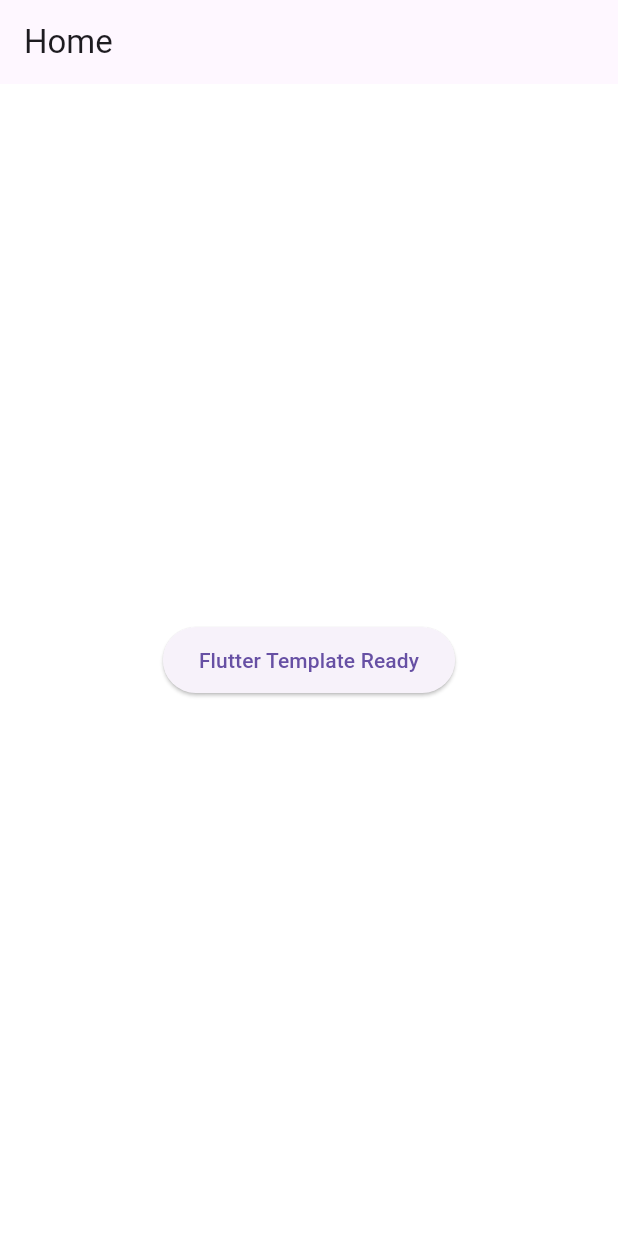
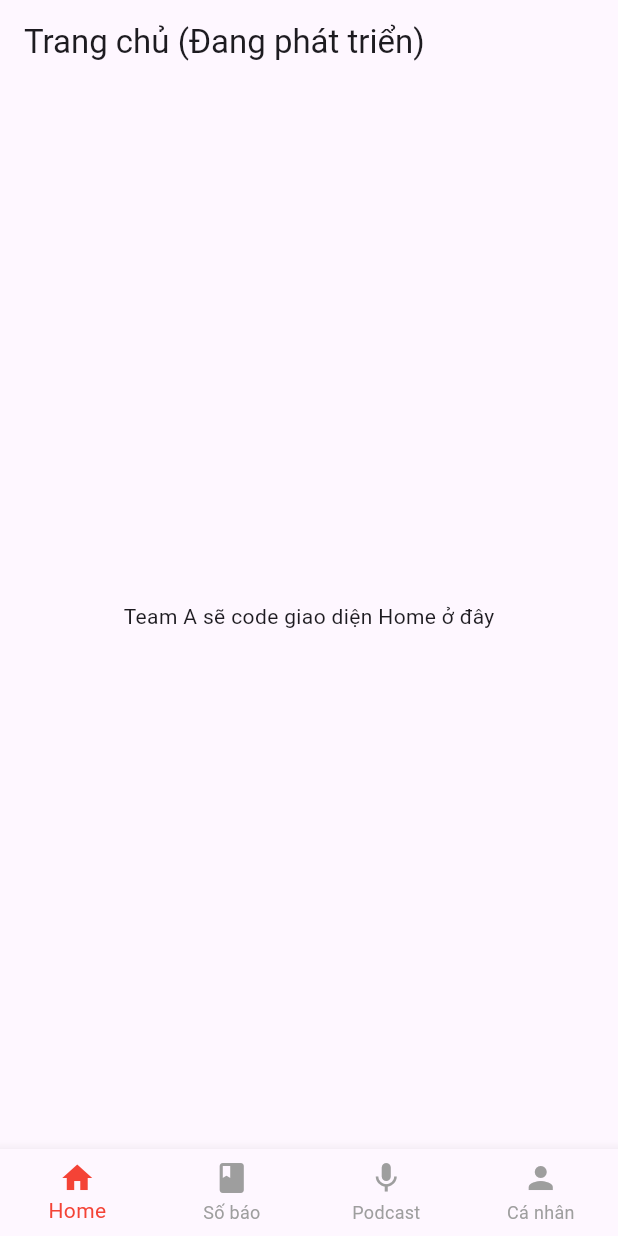
Before and after one commit to hinhdq/flutter_project_template, a Flutter app: the screen it shows after launch, on a phone screen of 412 x 824 dp. Run offline on Flutter 3.47's test engine with Material 3 defaults, Android fonts, the phone set to English and light mode, and no system bars.

Commit message:
Khoi tao khung du an: 4 man hinh co ban

```diff
--- a/lib/main.dart
+++ b/lib/main.dart
@@ -1,6 +1,47 @@
 import 'package:flutter/material.dart';
-import 'app.dart';
+// Import 4 màn hình vừa tạo
+import 'screens/home_screen.dart';
+import 'screens/issues_screen.dart';
+import 'screens/podcast_screen.dart';
+import 'screens/profile_screen.dart';
 
 void main() {
-  runApp(const MyApp());
+  runApp(const MaterialApp(home: MainApp()));
 }
+
+class MainApp extends StatefulWidget {
+  const MainApp({super.key});
+  @override
+  State<MainApp> createState() => _MainAppState();
+}
+
+class _MainAppState extends State<MainApp> {
+  int _index = 0;
+  // Danh sách 4 màn hình
+  final List<Widget> _screens = [
+    const HomeScreen(),
+    const IssuesScreen(),
+    const PodcastScreen(),
+    const ProfileScreen(),
+  ];
+
+  @override
+  Widget build(BuildContext context) {
+    return Scaffold(
+      body: _screens[_index],
+      bottomNavigationBar: BottomNavigationBar(
+        currentIndex: _index,
+        onTap: (i) => setState(() => _index = i),
+        selectedItemColor: Colors.red,
+        unselectedItemColor: Colors.grey,
+        type: BottomNavigationBarType.fixed,
+        items: const [
+          BottomNavigationBarItem(icon: Icon(Icons.home), label: 'Home'),
+          BottomNavigationBarItem(icon: Icon(Icons.book), label: 'Số báo'),
+          BottomNavigationBarItem(icon: Icon(Icons.mic), label: 'Podcast'),
+          BottomNavigationBarItem(icon: Icon(Icons.person), label: 'Cá nhân'),
+        ],
+      ),
+    );
+  }
+}
--- /dev/null
+++ b/lib/screens/home_screen.dart
@@ -0,0 +1,15 @@
+import 'package:flutter/material.dart';
+
+class HomeScreen extends StatelessWidget {
+  const HomeScreen({super.key});
+
+  @override
+  Widget build(BuildContext context) {
+    return Scaffold(
+      appBar: AppBar(title: const Text("Trang chủ (Đang phát triển)")),
+      body: const Center(
+        child: Text("Team A sẽ code giao diện Home ở đây"),
+      ),
+    );
+  }
+}
--- /dev/null
+++ b/lib/screens/issues_screen.dart
@@ -0,0 +1,15 @@
+import 'package:flutter/material.dart';
+
+class IssuesScreen extends StatelessWidget {
+  const IssuesScreen({super.key});
+
+  @override
+  Widget build(BuildContext context) {
+    return Scaffold(
+      appBar: AppBar(title: const Text("Trang chủ (Đang phát triển)")),
+      body: const Center(
+        child: Text("Team A sẽ code giao diện Home ở đây"),
+      ),
+    );
+  }
+}
--- /dev/null
+++ b/lib/screens/podcast_screen.dart
@@ -0,0 +1,15 @@
+import 'package:flutter/material.dart';
+
+class PodcastScreen extends StatelessWidget {
+  const PodcastScreen({super.key});
+
+  @override
+  Widget build(BuildContext context) {
+    return Scaffold(
+      appBar: AppBar(title: const Text("Trang chủ (Đang phát triển)")),
+      body: const Center(
+        child: Text("Team A sẽ code giao diện Home ở đây"),
+      ),
+    );
+  }
+}
--- /dev/null
+++ b/lib/screens/profile_screen.dart
@@ -0,0 +1,15 @@
+import 'package:flutter/material.dart';
+
+class ProfileScreen extends StatelessWidget {
+  const ProfileScreen({super.key});
+
+  @override
+  Widget build(BuildContext context) {
+    return Scaffold(
+      appBar: AppBar(title: const Text("Trang chủ (Đang phát triển)")),
+      body: const Center(
+        child: Text("Team A sẽ code giao diện Home ở đây"),
+      ),
+    );
+  }
+}
```
Also changed, not shown: lib/widgets/article_card.dart (added), lib/widgets/section_header.dart (added).
